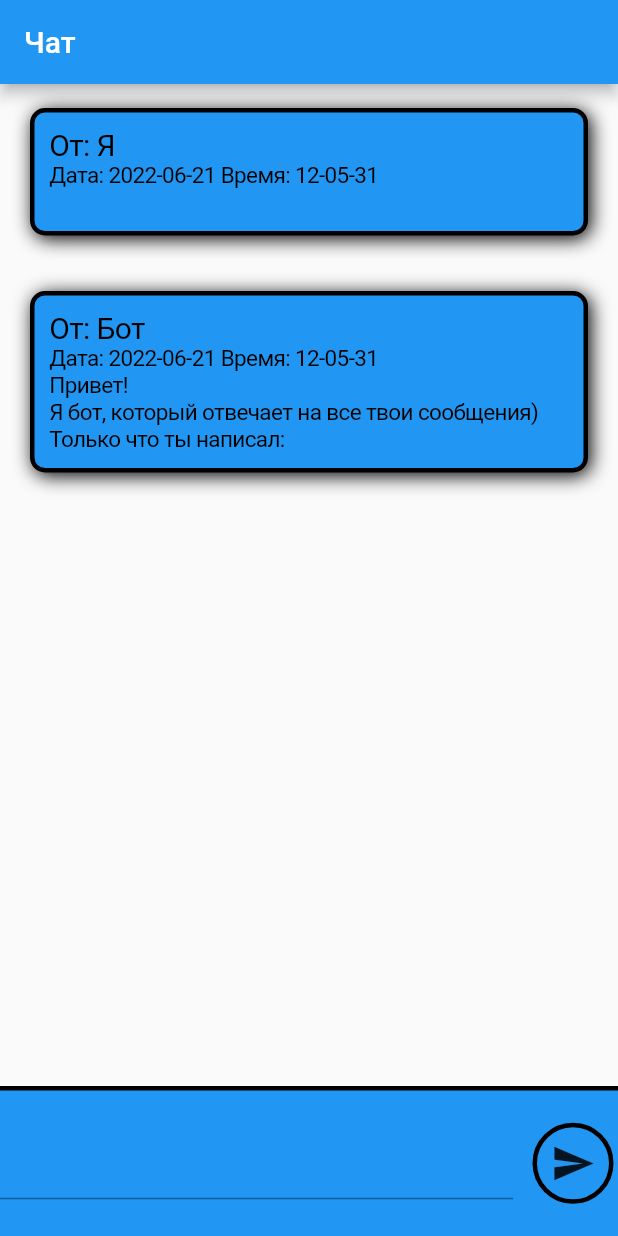
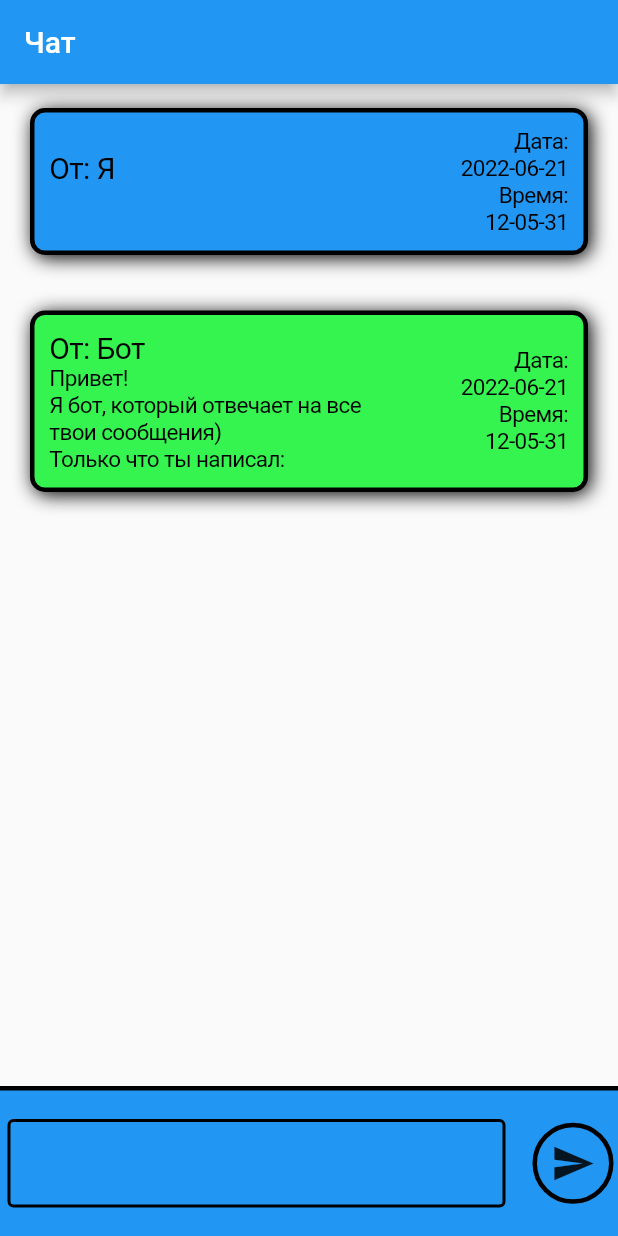
Before and after one commit to notenoughmoney/homework1, a Flutter app: the screen it shows after launch, after a tap on the "send" icon, on a phone screen of 412 x 824 dp. Run offline on Flutter 3.47's test engine with Material 2 defaults, Android fonts, the phone set to English and light mode, and no system bars.

Commit message:
Украсил. Теперь готово.

```diff
--- a/lib/chat_input_line.dart
+++ b/lib/chat_input_line.dart
@@ -17,10 +17,20 @@ class ChatInputLine extends StatelessWidget {
     return Row(
       children: [
         Expanded(
-          child: TextField(
-            // onChanged: onTextFieldChange,
+          child: Padding(
+            padding: EdgeInsets.all(5),
+            child: TextField(
+            decoration: const InputDecoration(
+              focusedBorder: OutlineInputBorder(
+                borderSide: BorderSide(width: 2, color: Colors.black)
+              ),
+              enabledBorder: OutlineInputBorder(
+                borderSide: BorderSide(width: 2, color: Colors.black)
+              )
+            ),
             controller: controller,
           ),
+          )
         ),
         const SizedBox(width: 10),
         Container(
--- a/lib/message_card.dart
+++ b/lib/message_card.dart
@@ -4,14 +4,24 @@ import 'package:flutter/material.dart';
 import 'message_model.dart';
 
 class MessageCardWidget extends StatelessWidget {
-  const MessageCardWidget({
+  MessageCardWidget({
     super.key,
     required this.message,
     required this.onMessagePressed,
-  });
+  }) {
+    this.color = (this.message.user == "Я") ? Colors.blue : Color.fromARGB(255, 54, 244, 79);
+  }
+
+  var color;
 
   final Message message;
   final void Function() onMessagePressed;
+
+  final dateTimeStyle = const TextStyle(
+                          fontSize: 15,
+                          color: Colors.black,
+                          fontStyle: FontStyle.normal,
+                        );
 
   @override
   Widget build(BuildContext context) {
@@ -20,7 +30,7 @@ class MessageCardWidget extends StatelessWidget {
         child: Container(
           width: double.infinity,
           decoration: BoxDecoration(
-            color: Colors.blue,
+            color: color,
             borderRadius: BorderRadius.circular(10),
             boxShadow: const [
               BoxShadow(
@@ -35,6 +45,12 @@ class MessageCardWidget extends StatelessWidget {
             ),
           ),
           padding: const EdgeInsets.all(10),
+
+          child: Row(
+            children: <Widget>[
+              Expanded(
+                flex: 7,
+                child: Container(
                   child: Column(
                     crossAxisAlignment: CrossAxisAlignment.start,
                     children: [
@@ -47,21 +63,45 @@ class MessageCardWidget extends StatelessWidget {
                         ),
                       ),
                       Text(
-                'Дата: ${message.date} Время: ${message.time}',
-                  style: const TextStyle(
-                    fontSize: 15,
-                    color: Colors.black,
-                    fontStyle: FontStyle.normal,
-                  ),),
-              Text(
                         message.text,
                         style: const TextStyle(
                           fontSize: 15,
                           color: Colors.black,
                           fontStyle: FontStyle.normal,
-                ),),
-            ],
                         ),
+                      ),
+                    ]
+                  ),
+                )
+              ),
+              Expanded(
+                flex: 3,
+                child: Container(
+                  child: Column(
+                    crossAxisAlignment: CrossAxisAlignment.end,
+                    children: <Widget>[
+                      Text(
+                        'Дата:',
+                        style: dateTimeStyle,
+                      ),
+                      Text(
+                        message.date,
+                        style: dateTimeStyle,
+                      ),
+                      Text(
+                        'Время:',
+                        style: dateTimeStyle,
+                      ),
+                      Text(
+                        message.time,
+                        style: dateTimeStyle,
+                      ),
+                    ]
+                  ),
+                )
+              ),
+            ]
+          )
         ),
     );
   }
--- a/lib/my_home_page.dart
+++ b/lib/my_home_page.dart
@@ -54,7 +54,7 @@ class _MyHomePageState extends State<MyHomePage> {
                   child: MessageCardWidget(
                     message: messages[i],
                     onMessagePressed: () {
-                      setState(() {});
+                      //
                     },
                   ),
                 ),
```
Lines whose indentation alone changed are shown as unchanged.
